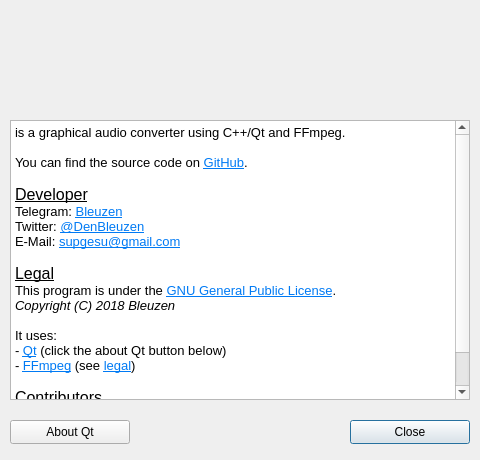
The window that src/aboutdialog.ui (Bleuzen/FFaudioConverter) describes before a commit, drawn with Qt 5.
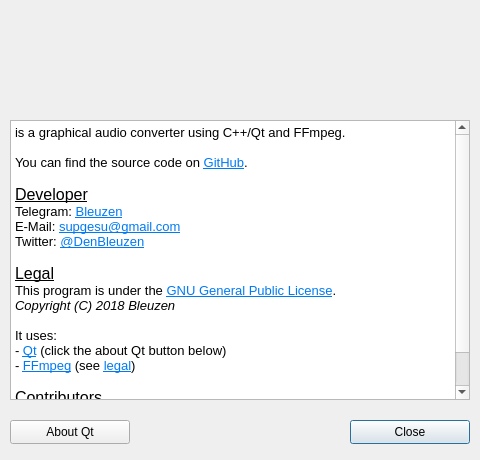
The same window after the commit.

Commit message: because I can

The edit to the form file:
```diff
--- a/src/aboutdialog.ui
+++ b/src/aboutdialog.ui
@@ -125,8 +125,8 @@
 &lt;p style=&quot;-qt-paragraph-type:empty; margin-top:0px; margin-bottom:0px; margin-left:0px; margin-right:0px; -qt-block-indent:0; text-indent:0px;&quot;&gt;&lt;br /&gt;&lt;/p&gt;
 &lt;p style=&quot; margin-top:0px; margin-bottom:0px; margin-left:0px; margin-right:0px; -qt-block-indent:0; text-indent:0px;&quot;&gt;&lt;span style=&quot; font-size:12pt; text-decoration: underline;&quot;&gt;Developer&lt;/span&gt;&lt;/p&gt;
 &lt;p style=&quot; margin-top:0px; margin-bottom:0px; margin-left:0px; margin-right:0px; -qt-block-indent:0; text-indent:0px;&quot;&gt;Telegram: &lt;a href=&quot;https://t.me/Bleuzen&quot;&gt;&lt;span style=&quot; text-decoration: underline; color:#007af4;&quot;&gt;Bleuzen&lt;/span&gt;&lt;/a&gt;&lt;/p&gt;
-&lt;p style=&quot; margin-top:0px; margin-bottom:0px; margin-left:0px; margin-right:0px; -qt-block-indent:0; text-indent:0px;&quot;&gt;Twitter: &lt;a href=&quot;https://twitter.com/denbleuzen&quot;&gt;&lt;span style=&quot; text-decoration: underline; color:#007af4;&quot;&gt;@DenBleuzen&lt;/span&gt;&lt;/a&gt;&lt;/p&gt;
 &lt;p style=&quot; margin-top:0px; margin-bottom:0px; margin-left:0px; margin-right:0px; -qt-block-indent:0; text-indent:0px;&quot;&gt;E-Mail: &lt;a href=&quot;mailto:supgesu@gmail.com&quot;&gt;&lt;span style=&quot; text-decoration: underline; color:#007af4;&quot;&gt;supgesu@gmail.com&lt;/span&gt;&lt;/a&gt;&lt;/p&gt;
+&lt;p style=&quot; margin-top:0px; margin-bottom:0px; margin-left:0px; margin-right:0px; -qt-block-indent:0; text-indent:0px;&quot;&gt;Twitter: &lt;a href=&quot;https://twitter.com/denbleuzen&quot;&gt;&lt;span style=&quot; text-decoration: underline; color:#007af4;&quot;&gt;@DenBleuzen&lt;/span&gt;&lt;/a&gt;&lt;/p&gt;
 &lt;p style=&quot;-qt-paragraph-type:empty; margin-top:0px; margin-bottom:0px; margin-left:0px; margin-right:0px; -qt-block-indent:0; text-indent:0px;&quot;&gt;&lt;br /&gt;&lt;/p&gt;
 &lt;p style=&quot; margin-top:0px; margin-bottom:0px; margin-left:0px; margin-right:0px; -qt-block-indent:0; text-indent:0px;&quot;&gt;&lt;span style=&quot; font-size:12pt; text-decoration: underline;&quot;&gt;Legal&lt;/span&gt;&lt;/p&gt;
 &lt;p style=&quot; margin-top:0px; margin-bottom:0px; margin-left:0px; margin-right:0px; -qt-block-indent:0; text-indent:0px;&quot;&gt;This program is under the &lt;a href=&quot;https://www.gnu.org/licenses/gpl-3.0.txt&quot;&gt;&lt;span style=&quot; text-decoration: underline; color:#007af4;&quot;&gt;GNU General Public License&lt;/span&gt;&lt;/a&gt;.&lt;/p&gt;
```
